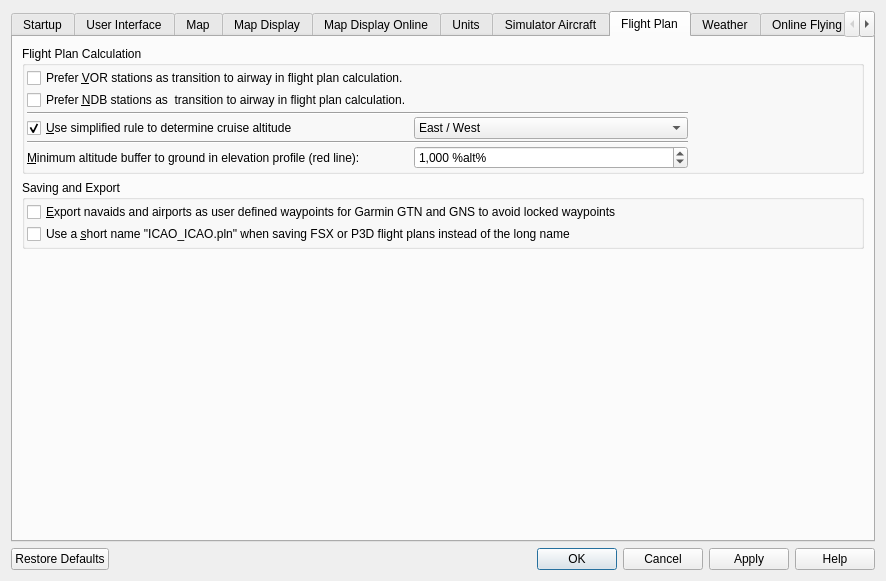
The window that src/options/options.ui (albar965/littlenavmap) describes before a commit, drawn with Qt 5.
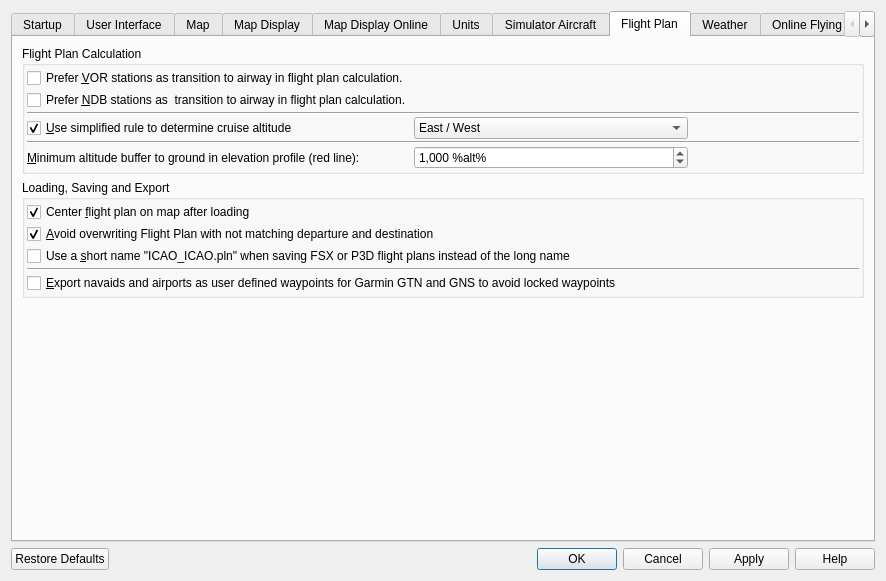
The same window after the commit. The open tabs and pages were chosen to show the change.

Commit message: Moved options "Use a short name "ICAO_ICAO.pln" when saving FSX or P3D flight plans instead of the long name", "Avoid overwriting Flight Plan with not matching departure and destination" and "Center flight plan on map after loading" to flight plan tab in options.

```diff
--- a/src/options/options.ui
+++ b/src/options/options.ui
@@ -371,19 +371,6 @@
          </layout>
         </widget>
        </item>
-       <item row="0" column="0">
-        <widget class="QCheckBox" name="checkBoxOptionsGuiCenterRoute">
-         <property name="toolTip">
-          <string>Does not apply to the flight plan loaded after startup.</string>
-         </property>
-         <property name="text">
-          <string>Center &amp;flight plan after loading</string>
-         </property>
-         <property name="checked">
-          <bool>true</bool>
-         </property>
-        </widget>
-       </item>
        <item row="6" column="0" colspan="2">
         <widget class="QGroupBox" name="groupBox_8">
          <property name="title">
@@ -587,20 +574,6 @@
          </layout>
         </widget>
        </item>
-       <item row="2" column="0" colspan="2">
-        <widget class="QCheckBox" name="checkBoxOptionsGuiAvoidOverwrite">
-         <property name="toolTip">
-          <string>Check this option to avoid overwriting flight plans with a new departure or destination after changing these.
-The &quot;Save as&quot; dialog will show up instead of overwriting the current flight plan when you reverse the route for example.</string>
-         </property>
-         <property name="text">
-          <string>&amp;Avoid overwriting Flight Plan with not matching departure and destination</string>
-         </property>
-         <property name="checked">
-          <bool>true</bool>
-         </property>
-        </widget>
-       </item>
        <item row="8" column="0">
         <spacer name="verticalSpacer">
          <property name="orientation">
@@ -2854,7 +2827,7 @@
        <item row="7" column="0">
         <widget class="QGroupBox" name="groupBox_5">
          <property name="title">
-          <string>Saving and Export</string>
+          <string>Loading, Saving and Export</string>
          </property>
          <layout class="QVBoxLayout" name="verticalLayout_6">
           <property name="spacing">
@@ -2872,6 +2845,47 @@
           <property name="bottomMargin">
            <number>2</number>
           </property>
+          <item>
+           <widget class="QCheckBox" name="checkBoxOptionsGuiCenterRoute">
+            <property name="toolTip">
+             <string>Does not apply to the flight plan loaded after startup.</string>
+            </property>
+            <property name="text">
+             <string>Center &amp;flight plan on map after loading</string>
+            </property>
+            <property name="checked">
+             <bool>true</bool>
+            </property>
+           </widget>
+          </item>
+          <item>
+           <widget class="QCheckBox" name="checkBoxOptionsGuiAvoidOverwrite">
+            <property name="toolTip">
+             <string>Check this option to avoid overwriting flight plans with a new departure or destination after changing these.
+The &quot;Save as&quot; dialog will show up instead of overwriting the current flight plan when you reverse the route for example.</string>
+            </property>
+            <property name="text">
+             <string>&amp;Avoid overwriting Flight Plan with not matching departure and destination</string>
+            </property>
+            <property name="checked">
+             <bool>true</bool>
+            </property>
+           </widget>
+          </item>
+          <item>
+           <widget class="QCheckBox" name="checkBoxOptionsRouteShortName">
+            <property name="text">
+             <string>Use a &amp;short name &quot;ICAO_ICAO.pln&quot; when saving FSX or P3D flight plans instead of the long name</string>
+            </property>
+           </widget>
+          </item>
+          <item>
+           <widget class="Line" name="line_10">
+            <property name="orientation">
+             <enum>Qt::Horizontal</enum>
+            </property>
+           </widget>
+          </item>
           <item>
            <widget class="QCheckBox" name="checkBoxOptionsRouteExportUserWpt">
             <property name="toolTip">
@@ -2889,13 +2903,6 @@
             </property>
            </widget>
           </item>
-          <item>
-           <widget class="QCheckBox" name="checkBoxOptionsRouteShortName">
-            <property name="text">
-             <string>Use a &amp;short name &quot;ICAO_ICAO.pln&quot; when saving FSX or P3D flight plans instead of the long name</string>
-            </property>
-           </widget>
-          </item>
          </layout>
         </widget>
        </item>
@@ -3031,20 +3038,20 @@
             </property>
            </widget>
           </item>
-          <item row="4" column="0" colspan="2">
-           <widget class="Line" name="line_7">
-            <property name="orientation">
-             <enum>Qt::Horizontal</enum>
-            </property>
-           </widget>
-          </item>
-          <item row="2" column="0" colspan="2">
+          <item row="2" column="0" colspan="3">
            <widget class="Line" name="line_9">
             <property name="orientation">
              <enum>Qt::Horizontal</enum>
             </property>
            </widget>
           </item>
+          <item row="4" column="0" colspan="3">
+           <widget class="Line" name="line_7">
+            <property name="orientation">
+             <enum>Qt::Horizontal</enum>
+            </property>
+           </widget>
+          </item>
          </layout>
         </widget>
        </item>
```
Left out of the diff: 3 changed lines with no effect on the pictures.
